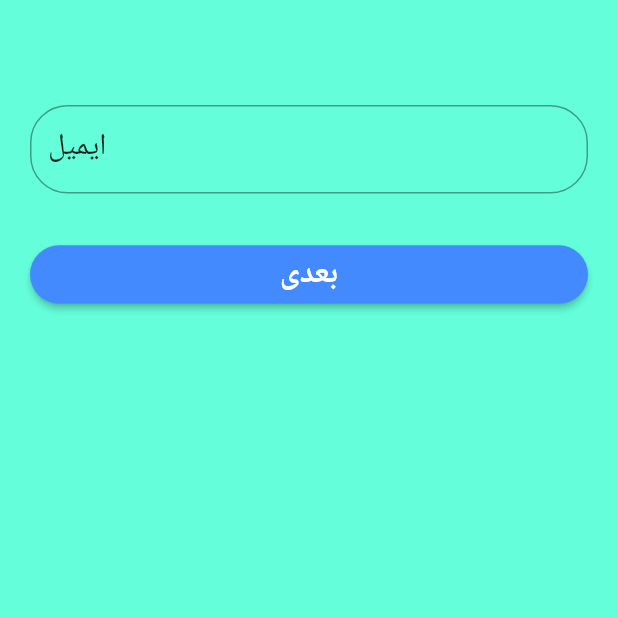
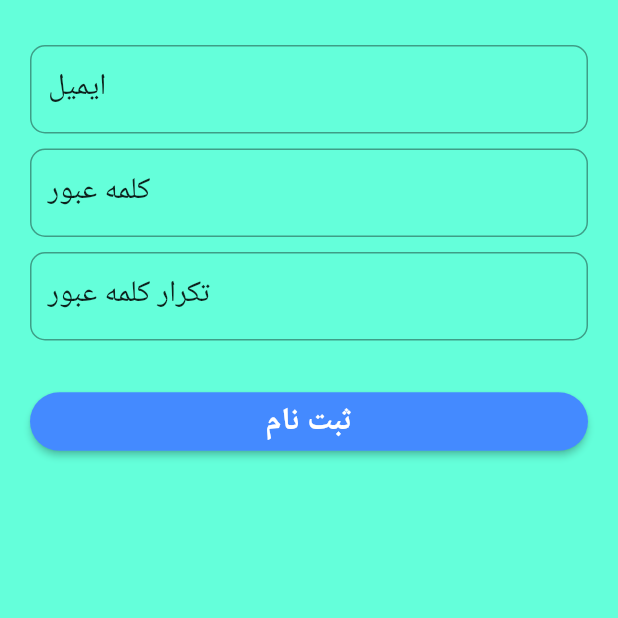
Before and after one commit to pedy711/hamrah, a Flutter app: the SignUpPage screen opened directly, on a phone screen of 412 x 824 dp, the top half of it. Run offline on Flutter 3.47's test engine with Material 2 defaults, Android fonts, the phone set to English and light mode, and no system bars; our stand-ins replace sqflite; missing offline and left inert: validate; accounts and stored records are empty; generated files the repository leaves out were written again.

```diff
--- a/lib/ui/signUpPage.dart
+++ b/lib/ui/signUpPage.dart
@@ -6,9 +6,11 @@ import 'package:hamrah/ui/loginPage.dart';
 import 'package:hamrah/util/constants.dart';
 import 'package:http/http.dart' as http;
 import 'dart:convert';
+import 'package:validate/validate.dart';
 
 TextEditingController emailController = TextEditingController();
 TextEditingController passwordController = TextEditingController();
+TextEditingController repeatPasswordController = TextEditingController();
 TextEditingController signUpController = TextEditingController();
 String btnText = Constants.NEXT_TEXT;
 const jasonCodec = const JsonCodec();
@@ -24,13 +26,19 @@ class SignUpPage extends StatefulWidget {
 class _SignUpPage extends State<SignUpPage> {
 //  CarouselSlider carouselSlider;
   String nextBtnText = Constants.NEXT_TEXT;
+  final GlobalKey<FormState> _formEmailKey    = new GlobalKey<FormState>();
+  final GlobalKey<FormState> _formPasswordKey = new GlobalKey<FormState>();
+
 
   @override
   Widget build(BuildContext context) {
-    TextStyle textStyle = Theme.of(context).textTheme.title;
+    TextStyle textStyle = Theme
+        .of(context)
+        .textTheme
+        .title;
 
     _pageView = new PageView(
-      children: <Widget>[createPage1(textStyle), createPage2(textStyle)],
+      children: <Widget>[createSignUpForm(textStyle)],
       controller: _pageController,
     );
 
@@ -40,23 +48,41 @@ class _SignUpPage extends State<SignUpPage> {
     );
   }
 
-  RaisedButton buildRaisedButton(bool lastSlide) {
+  void submit() {
+    // First validate form.
+    if (this._formEmailKey.currentState.validate()) {
+      _formEmailKey.currentState.save(); // Save our form now.
+
+      registerUser().then((response) => print("Response body: " + response));
+
+
+      print('Printing the login data.');
+      print('Email: ${emailController.text}');
+      print('Password: ${passwordController.text}');
+    }
+
+   /* if (this._formPasswordKey.currentState.validate()){
+      _formPasswordKey.currentState.save(); // Save our form now.
+
+      registerUser().then((response) => print("Response body: " + response));
+    }*/
+  }
+
+  RaisedButton buildRaisedButton() {
     return RaisedButton(
         shape: new RoundedRectangleBorder(
             borderRadius: new BorderRadius.circular(30.0)),
         padding:
-            EdgeInsets.only(left: 20.0, right: 20.0, top: 5.0, bottom: 5.0),
+        EdgeInsets.only(left: 20.0, right: 20.0, top: 5.0, bottom: 5.0),
         child: Text(
-          btnText = lastSlide ? Constants.SIGN_UP : Constants.NEXT_TEXT,
+          btnText = Constants.SIGN_UP,
           textScaleFactor: 1.5,
           style: TextStyle(fontWeight: FontWeight.bold),
         ),
         textColor: Colors.white,
         color: Colors.blueAccent,
         onPressed: () {
-          lastSlide ?
-              registerUser().then((response) => print("Response body: " + response))
-              : nextPage();
+          submit();
         });
   }
 
@@ -65,94 +91,135 @@ class _SignUpPage extends State<SignUpPage> {
         duration: new Duration(milliseconds: 300), curve: Curves.linear);
   }
 
-  Widget createPage1(textStyle) {
+  Widget createSignUpForm(textStyle) {
     return Padding(
       padding: EdgeInsets.all(20),
-      child: Center(
+      child: Form(
+        key: this._formEmailKey,
         child: ListView(children: <Widget>[
-          createEmailTextField(textStyle),
+          createEmailTextFormField(textStyle),
+          createPasswordTextFormField(textStyle),
+          createRepeatPasswordTextFormField (textStyle),
+          buildRaisedButton()
+        ]),
+      ),
+    );
+  }
+
+/*  Widget createUsernameField(textStyle) {
+    return Padding(
+      padding: EdgeInsets.all(20),
+      child: Form(
+        key: this._formEmailKey,
+        child: ListView(children: <Widget>[
+          createEmailTextFormField(textStyle),
           buildRaisedButton(false)
         ]),
       ),
     );
   }
 
-  Widget createPage2(textStyle) {
+  Widget createPasswordFields(textStyle) {
     return Padding(
       padding: EdgeInsets.all(20),
-      child: Center(
+      child: Form(
+        key: this._formPasswordKey,
         child: ListView(children: <Widget>[
-          createPasswordTextField(textStyle),
+          createPasswordTextFormField(textStyle),
           buildRaisedButton(true)
         ]),
       ),
     );
-  }
-
-/*  Padding CustomTextField(controller, textStyle, labelText, keyboardType) {
-    return Padding(
-        padding: EdgeInsets.only(top: 50, bottom: 30),
-        child: TextField(
-          controller: controller,
-          obscureText: labelText == Constants.PASSWORD_TEXT ? true : false,
-          decoration: InputDecoration(
-              labelText: labelText,
-              labelStyle: textStyle,
-              border: OutlineInputBorder(
-                  borderRadius: BorderRadius.circular(25.0))),
-          keyboardType: keyboardType,
-        ));
   }*/
 
-  Padding createEmailTextField(textStyle) {
+  Padding createEmailTextFormField(textStyle) {
     return Padding(
-        padding: EdgeInsets.only(top: 50, bottom: 30),
-        child: TextField(
+        padding: EdgeInsets.only(top: 10, bottom: 10),
+        child: TextFormField(
           controller: emailController,
           decoration: InputDecoration(
               labelText: Constants.EMAIL_TEXT,
               labelStyle: textStyle,
               border: OutlineInputBorder(
-                  borderRadius: BorderRadius.circular(25.0))),
+                  borderRadius: BorderRadius.circular(10.0))),
           keyboardType: TextInputType.emailAddress,
+          validator: _validateEmail,
+//          onEditingComplete: _validateEmail,
         ));
   }
 
-  Padding createPasswordTextField(textStyle) {
+  Padding createPasswordTextFormField(textStyle) {
     return Padding(
-        padding: EdgeInsets.only(top: 50, bottom: 30),
-        child: TextField(
+        padding: EdgeInsets.only(bottom: 10),
+        child: TextFormField(
           obscureText: true,
           controller: passwordController,
           decoration: InputDecoration(
               labelText: Constants.PASSWORD_TEXT,
               labelStyle: textStyle,
               border: OutlineInputBorder(
-                  borderRadius: BorderRadius.circular(25.0))),
+                  borderRadius: BorderRadius.circular(10.0))),
           keyboardType: TextInputType.text,
+          validator: _validatePassword,
+//          onSaved: (val) => _validateEmail(val),
         ));
   }
 
+  Padding createRepeatPasswordTextFormField(textStyle) {
+    return Padding(
+        padding: EdgeInsets.only(bottom: 30),
+        child: TextFormField(
+          obscureText: true,
+          controller: repeatPasswordController,
+          decoration: InputDecoration(
+              labelText: Constants.REPEAT_PASSWORD_TEXT,
+              labelStyle: textStyle,
+              border: OutlineInputBorder(
+                  borderRadius: BorderRadius.circular(10.0))),
+          keyboardType: TextInputType.text,
+          validator: _validateRepeatPassword,
+//          onSaved: (val) => _validateEmail(val),
+        ));
+  }
+
+  String _validateRepeatPassword(String value) {
+    if (value != passwordController.text) {
+      return 'The passwords do not match.';
+    }
+
+    return null;
+  }
+
+  // Add validate password function.
+  String _validatePassword(String value) {
+    if (value.length < 8) {
+      return 'The password must be at least 8 characters.';
+    }
+
+    return null;
+  }
+
+  // Add validate email function.
+  String _validateEmail(String value) {
+    try{
+      Validate.isEmail(value);
+//      TODO: make a call to see if this email address already exists
+    } catch (e){
+      return 'The E-mail address must be a valid email address.';
+    }
+
+    return null;
+  }
+
   Future<String> registerUser() async {
- /*   http.Response response = await http.get(
-        Uri.encodeFull("https://jsonplaceholder.typicode.com/todos"),
-        headers: {
-          "Accept": "application/json"
-//          "key": "asfjkhjkhsadklflh"
-        }
-    );*/
     User user = new User(emailController.text, passwordController.text);
     Uri uri = Uri.http(Constants.SERVER_URL, Constants.REGISTER_USER);
     String str = json.encode(user);
     print(str);
-    var body = json.encode({"foo": "bar"});
 
     http.Response response = await http.post(
-        /*Uri.encodeFull(Constants.SERVER_URL + Constants.REGISTER_USER),*/
         uri,
-//        body: {"name": "doodle", "color": "blue"},
         body: json.encode(user.toJson()),
-//        body: body,
         headers: {
           "Accept": "application/json",
           "Content-Type": "application/json"
--- a/lib/util/constants.dart
+++ b/lib/util/constants.dart
@@ -14,6 +14,7 @@ class Constants{
   static final String BECOME_A_MEMBER = "عضوم کن 🐣";
   static final String EMAIL_TEXT = "ایمیل";
   static final String PASSWORD_TEXT = "کلمه عبور";
+  static final String REPEAT_PASSWORD_TEXT = "تکرار کلمه عبور";
   static final String LOGIN_BTN = "ورود";
   static final String ALREADY_A_MEMBER_TEXT = "عضو هستم 🤠";
   static final String NEXT_TEXT = "بعدی";
--- a/pubspec.yaml
+++ b/pubspec.yaml
@@ -24,6 +24,7 @@ dependencies:
   # Use with the CupertinoIcons class for iOS style icons.
   cupertino_icons: ^0.1.2
   http: ^0.12.0
+  validate: ^1.7.0
 
 
 dev_dependencies:
```
